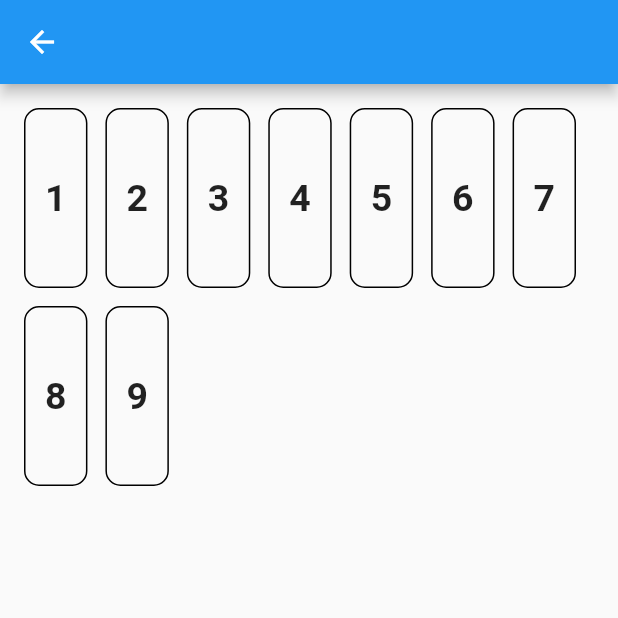
After one commit to DilshodFlutter/grid_uz, a Flutter app: the screen it shows after launch, after a tap on an icon or button, on a phone screen of 412 x 824 dp, the top half of it. The commit adds this screen. Run offline on Flutter 3.47's test engine with Material 2 defaults, Android fonts, the phone set to English and light mode, and no system bars.

Commit message:
grid_home

```diff
--- a/lib/src/ui/grid_3.dart
+++ b/lib/src/ui/grid_3.dart
@@ -30,8 +30,7 @@ class _Grid3State extends State<Grid3> {
         padding: const EdgeInsets.all(12),
         itemCount: (data.length + grid - 1) ~/ grid,
         itemBuilder: (context, index) {
-          return Container(
-            child: Row(
+          return Row(
             children: [
               Expanded(
                 child: Container(
@@ -109,7 +108,6 @@ class _Grid3State extends State<Grid3> {
                       ),
               ),
             ],
-            ),
           );
         },
       ),
--- /dev/null
+++ b/lib/src/ui/grid_7.dart
@@ -0,0 +1,207 @@
+import 'package:flutter/material.dart';
+
+class Grid7 extends StatefulWidget {
+  const Grid7({Key? key}) : super(key: key);
+
+  @override
+  State<Grid7> createState() => _Grid7State();
+}
+
+class _Grid7State extends State<Grid7> {
+  List<String> data = [
+    "1",
+    "2",
+    "3",
+    "4",
+    "5",
+    "6",
+    "7",
+    "8",
+    "9",
+  ];
+
+  int grid = 7;
+
+  @override
+  Widget build(BuildContext context) {
+    return Scaffold(
+      appBar: AppBar(),
+      body: ListView.builder(
+        padding: EdgeInsets.all(16),
+        itemCount: (data.length + grid - 1) ~/ grid,
+        itemBuilder: (context, index) {
+          return Row(
+            children: [
+              Expanded(
+                child: Container(
+                  margin: EdgeInsets.only(bottom: 12, right: 12),
+                  height: 120,
+                  decoration: BoxDecoration(
+                    border: Border.all(
+                      width: 1,
+                      color: Colors.black,
+                    ),
+                    borderRadius: BorderRadius.circular(10),
+                  ),
+                  child: Center(
+                    child: Text(
+                      data[index * grid],
+                      style: const TextStyle(
+                        fontSize: 25,
+                        fontWeight: FontWeight.w700,
+                      ),
+                    ),
+                  ),
+                ),
+              ),
+              Expanded(
+                child: index * grid + 1 >= data.length
+                    ? Container()
+                    : Container(
+                        margin: EdgeInsets.only(bottom: 12, right: 12),
+                        height: 120,
+                        decoration: BoxDecoration(
+                          border: Border.all(
+                            width: 1,
+                            color: Colors.black,
+                          ),
+                          borderRadius: BorderRadius.circular(10),
+                        ),
+                        child: Center(
+                          child: Text(
+                            data[index * grid + 1],
+                            style: const TextStyle(
+                              fontSize: 25,
+                              fontWeight: FontWeight.w700,
+                            ),
+                          ),
+                        ),
+                      ),
+              ),
+              Expanded(
+                child: index * grid + 2 >= data.length
+                    ? Container()
+                    : Container(
+                        margin: EdgeInsets.only(bottom: 12, right: 12),
+                        height: 120,
+                        decoration: BoxDecoration(
+                          border: Border.all(
+                            width: 1,
+                            color: Colors.black,
+                          ),
+                          borderRadius: BorderRadius.circular(10),
+                        ),
+                        child: Center(
+                          child: Text(
+                            data[index * grid + 2],
+                            style: const TextStyle(
+                              fontSize: 25,
+                              fontWeight: FontWeight.w700,
+                            ),
+                          ),
+                        ),
+                      ),
+              ),
+              Expanded(
+                child: index * grid + 3 >= data.length
+                    ? Container()
+                    : Container(
+                        margin: EdgeInsets.only(bottom: 12, right: 12),
+                        height: 120,
+                        decoration: BoxDecoration(
+                          border: Border.all(
+                            width: 1,
+                            color: Colors.black,
+                          ),
+                          borderRadius: BorderRadius.circular(10),
+                        ),
+                        child: Center(
+                          child: Text(
+                            data[index * grid + 3],
+                            style: const TextStyle(
+                              fontSize: 25,
+                              fontWeight: FontWeight.w700,
+                            ),
+                          ),
+                        ),
+                      ),
+              ),
+              Expanded(
+                child: index * grid + 4 >= data.length
+                    ? Container()
+                    : Container(
+                        margin: const EdgeInsets.only(bottom: 12, right: 12),
+                        height: 120,
+                        decoration: BoxDecoration(
+                          border: Border.all(
+                            width: 1,
+                            color: Colors.black,
+                          ),
+                          borderRadius: BorderRadius.circular(10),
+                        ),
+                        child: Center(
+                          child: Text(
+                            data[index * grid + 4],
+                            style: const TextStyle(
+                              fontSize: 25,
+                              fontWeight: FontWeight.w700,
+                            ),
+                          ),
+                        ),
+                      ),
+              ),
+              Expanded(
+                child: index * grid + 5 >= data.length
+                    ? Container()
+                    : Container(
+                        margin: const EdgeInsets.only(bottom: 12, right: 12),
+                        height: 120,
+                        decoration: BoxDecoration(
+                          border: Border.all(
+                            width: 1,
+                            color: Colors.black,
+                          ),
+                          borderRadius: BorderRadius.circular(10),
+                        ),
+                        child: Center(
+                          child: Text(
+                            data[index * grid + 5],
+                            style: const TextStyle(
+                              fontSize: 25,
+                              fontWeight: FontWeight.w700,
+                            ),
+                          ),
+                        ),
+                      ),
+              ),
+              Expanded(
+                child: index * grid + 6 >= data.length
+                    ? Container()
+                    : Container(
+                        margin: const EdgeInsets.only(bottom: 12, right: 12),
+                        height: 120,
+                        decoration: BoxDecoration(
+                          border: Border.all(
+                            width: 1,
+                            color: Colors.black,
+                          ),
+                          borderRadius: BorderRadius.circular(10),
+                        ),
+                        child: Center(
+                          child: Text(
+                            data[index * grid + 6],
+                            style: const TextStyle(
+                              fontSize: 25,
+                              fontWeight: FontWeight.w700,
+                            ),
+                          ),
+                        ),
+                      ),
+              ),
+            ],
+          );
+        },
+      ),
+    );
+  }
+}
--- a/lib/src/ui/home_screen.dart
+++ b/lib/src/ui/home_screen.dart
@@ -5,6 +5,9 @@ import 'package:grid_uz/src/ui/grid_2.dart';
 import 'package:grid_uz/src/ui/grid_3.dart';
 import 'package:grid_uz/src/ui/grid_4.dart';
 import 'package:grid_uz/src/ui/grid_5.dart';
+import 'package:grid_uz/src/ui/grid_6.dart';
+import 'package:grid_uz/src/ui/grid_7.dart';
+import 'package:grid_uz/src/ui/grid_8.dart';
 
 class HomeScreen extends StatefulWidget {
   const HomeScreen({Key? key}) : super(key: key);
@@ -161,6 +164,89 @@ class _HomeScreenState extends State<HomeScreen> {
                 ),
               ),
             ),
+            const SizedBox(height: 15),
+            GestureDetector(
+              onTap: () {
+                Navigator.push(
+                  context,
+                  MaterialPageRoute(
+                    builder: (context) {
+                      return const Grid6();
+                    },
+                  ),
+                );
+              },
+              child: Container(
+                height: 70,
+                width: 70,
+                decoration: BoxDecoration(
+                  border: Border.all(width: 1, color: Colors.black),
+                  borderRadius: BorderRadius.circular(10),
+                  color: Colors.brown,
+                ),
+                child: const Center(
+                  child: Text(
+                    "6",
+                    style: TextStyle(fontSize: 25),
+                  ),
+                ),
+              ),
+            ),
+            const SizedBox(height: 15),
+            GestureDetector(
+              onTap: () {
+                Navigator.push(
+                  context,
+                  MaterialPageRoute(
+                    builder: (context) {
+                      return const Grid7();
+                    },
+                  ),
+                );
+              },
+              child: Container(
+                height: 70,
+                width: 70,
+                decoration: BoxDecoration(
+                  border: Border.all(width: 1, color: Colors.black),
+                  borderRadius: BorderRadius.circular(10),
+                  color: Colors.grey,
+                ),
+                child: const Center(
+                  child: Text(
+                    "7",
+                    style: TextStyle(fontSize: 25),
+                  ),
+                ),
+              ),
+            ),
+            const SizedBox(height: 15),
+            GestureDetector(
+              onTap: () {
+                Navigator.push(
+                  context,
+                  MaterialPageRoute(
+                    builder: (context) {
+                      return const Grid8();
+                    },
+                  ),
+                );
+              },
+              child: Container(
+                height: 70,
+                width: 70,
+                decoration: BoxDecoration(
+                  border: Border.all(width: 1, color: Colors.black),
+                  borderRadius: BorderRadius.circular(10),
+                ),
+                child: const Center(
+                  child: Text(
+                    "8",
+                    style: TextStyle(fontSize: 25),
+                  ),
+                ),
+              ),
+            ),
           ],
         ),
       ),
```
Also changed, not shown: lib/src/ui/grid_8.dart (added, +231 -0 lines). Lines whose indentation alone changed are shown as unchanged.
